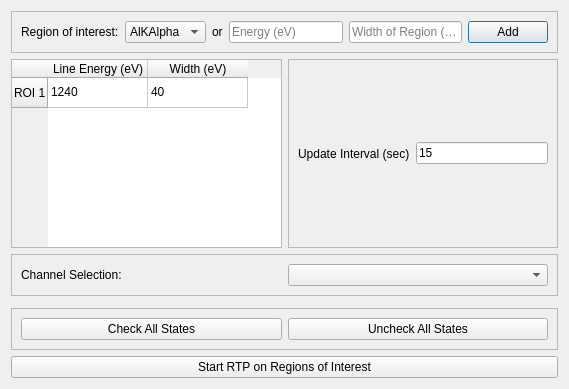
The window that massGui/ui/RoiRtpSetup.ui (gmondee/massGui) describes before a commit, drawn with Qt 5.
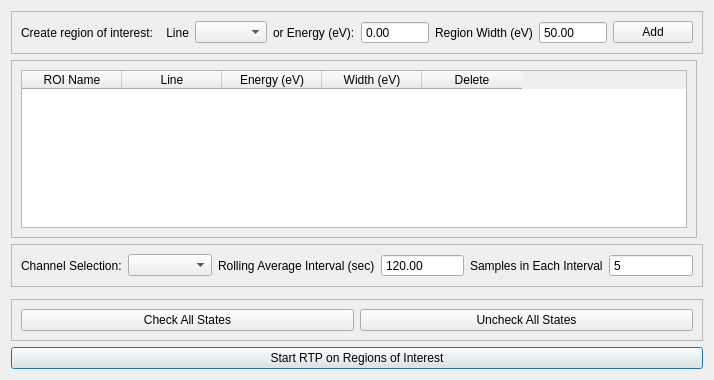
The same window after the commit. Custom widgets are drawn as their Qt base class.

Commit message:
Regions of interest functionality (Non-realtime)
regions of interest can be made. no automatic realtime yet. there are certainly still some bugs. for instance, the labels on the state lines don't move when you zoom.

```diff
--- a/massGui/ui/RoiRtpSetup.ui
+++ b/massGui/ui/RoiRtpSetup.ui
@@ -6,107 +6,82 @@
    <rect>
     <x>0</x>
     <y>0</y>
-    <width>569</width>
-    <height>389</height>
+    <width>609</width>
+    <height>380</height>
    </rect>
   </property>
   <property name="windowTitle">
    <string>Dialog</string>
   </property>
   <layout class="QGridLayout" name="gridLayout">
-   <item row="1" column="1">
-    <widget class="QFrame" name="frame_3">
+   <item row="2" column="0">
+    <widget class="QFrame" name="frame_5">
      <property name="frameShape">
       <enum>QFrame::StyledPanel</enum>
      </property>
      <property name="frameShadow">
       <enum>QFrame::Raised</enum>
      </property>
-     <layout class="QHBoxLayout" name="horizontalLayout_3">
+     <layout class="QVBoxLayout" name="verticalLayout">
       <item>
-       <widget class="QLabel" name="label_4">
-        <property name="text">
-         <string>Update Interval (sec)</string>
+       <widget class="QTableWidget" name="table">
+        <property name="minimumSize">
+         <size>
+          <width>200</width>
+          <height>100</height>
+         </size>
         </property>
-       </widget>
-      </item>
-      <item>
-       <widget class="QLineEdit" name="intervalBox">
-        <property name="inputMethodHints">
-         <set>Qt::ImhPreferNumbers</set>
+        <property name="maximumSize">
+         <size>
+          <width>16777215</width>
+          <height>999999</height>
+         </size>
         </property>
-        <property name="text">
-         <string>15</string>
-        </property>
+        <column>
+         <property name="text">
+          <string>ROI Name</string>
+         </property>
+        </column>
+        <column>
+         <property name="text">
+          <string>Line</string>
+         </property>
+        </column>
+        <column>
+         <property name="text">
+          <string>Energy (eV)</string>
+         </property>
+        </column>
+        <column>
+         <property name="text">
+          <string>Width (eV)</string>
+         </property>
+        </column>
+        <column>
+         <property name="text">
+          <string>Delete</string>
+         </property>
+        </column>
        </widget>
       </item>
      </layout>
     </widget>
    </item>
-   <item row="3" column="0" colspan="2">
+   <item row="6" column="0" colspan="2">
+    <widget class="QPushButton" name="startRTPButton">
+     <property name="text">
+      <string>Start RTP on Regions of Interest</string>
+     </property>
+    </widget>
+   </item>
+   <item row="4" column="0" colspan="2">
     <widget class="StatesGrid" name="statesGrid" native="true">
      <property name="autoFillBackground">
       <bool>false</bool>
      </property>
     </widget>
    </item>
-   <item row="0" column="0" colspan="2">
-    <widget class="QFrame" name="frame">
-     <property name="frameShape">
-      <enum>QFrame::StyledPanel</enum>
-     </property>
-     <property name="frameShadow">
-      <enum>QFrame::Raised</enum>
-     </property>
-     <layout class="QHBoxLayout" name="horizontalLayout_2">
-      <item>
-       <widget class="QLabel" name="label">
-        <property name="text">
-         <string>Region of interest:</string>
-        </property>
-       </widget>
-      </item>
-      <item>
-       <widget class="QComboBox" name="linesBox">
-        <item>
-         <property name="text">
-          <string>AlKAlpha</string>
-         </property>
-        </item>
-       </widget>
-      </item>
-      <item>
-       <widget class="QLabel" name="label_2">
-        <property name="text">
-         <string>or</string>
-        </property>
-       </widget>
-      </item>
-      <item>
-       <widget class="QLineEdit" name="energyBox">
-        <property name="placeholderText">
-         <string>Energy (eV)</string>
-        </property>
-       </widget>
-      </item>
-      <item>
-       <widget class="QLineEdit" name="widthBox">
-        <property name="placeholderText">
-         <string>Width of Region (eV)</string>
-        </property>
-       </widget>
-      </item>
-      <item>
-       <widget class="QPushButton" name="addButton">
-        <property name="text">
-         <string>Add</string>
-        </property>
-       </widget>
-      </item>
-     </layout>
-    </widget>
-   </item>
-   <item row="2" column="0" colspan="2">
+   <item row="3" column="0" colspan="2">
     <widget class="QFrame" name="frame_2">
      <property name="enabled">
       <bool>true</bool>
@@ -138,55 +113,119 @@
         </property>
        </widget>
       </item>
+      <item>
+       <widget class="QLabel" name="label_4">
+        <property name="text">
+         <string>Rolling Average Interval (sec)</string>
+        </property>
+       </widget>
+      </item>
+      <item>
+       <widget class="QDoubleSpinBox" name="intervalBox">
+        <property name="buttonSymbols">
+         <enum>QAbstractSpinBox::NoButtons</enum>
+        </property>
+        <property name="decimals">
+         <number>2</number>
+        </property>
+        <property name="maximum">
+         <double>9999999.990000000223517</double>
+        </property>
+        <property name="value">
+         <double>120.000000000000000</double>
+        </property>
+       </widget>
+      </item>
+      <item>
+       <widget class="QLabel" name="label_7">
+        <property name="text">
+         <string>Samples in Each Interval</string>
+        </property>
+       </widget>
+      </item>
+      <item>
+       <widget class="QSpinBox" name="chunksBox">
+        <property name="buttonSymbols">
+         <enum>QAbstractSpinBox::NoButtons</enum>
+        </property>
+        <property name="maximum">
+         <number>100000</number>
+        </property>
+        <property name="value">
+         <number>5</number>
+        </property>
+       </widget>
+      </item>
+     </layout>
+    </widget>
+   </item>
+   <item row="0" column="0" colspan="2">
+    <widget class="QFrame" name="frame">
+     <property name="frameShape">
+      <enum>QFrame::StyledPanel</enum>
+     </property>
+     <property name="frameShadow">
+      <enum>QFrame::Raised</enum>
+     </property>
+     <layout class="QHBoxLayout" name="horizontalLayout_2">
+      <item>
+       <widget class="QLabel" name="label">
+        <property name="text">
+         <string>Create region of interest:    Line</string>
+        </property>
+       </widget>
+      </item>
+      <item>
+       <widget class="QComboBox" name="linesBox"/>
+      </item>
+      <item>
+       <widget class="QLabel" name="label_5">
+        <property name="text">
+         <string>or Energy (eV):</string>
+        </property>
+       </widget>
+      </item>
+      <item>
+       <widget class="QDoubleSpinBox" name="energyBox">
+        <property name="buttonSymbols">
+         <enum>QAbstractSpinBox::NoButtons</enum>
+        </property>
+        <property name="maximum">
+         <double>999999999999999.000000000000000</double>
+        </property>
+       </widget>
+      </item>
+      <item>
+       <widget class="QLabel" name="label_2">
+        <property name="text">
+         <string>Region Width (eV)</string>
+        </property>
+       </widget>
+      </item>
+      <item>
+       <widget class="QDoubleSpinBox" name="widthBox">
+        <property name="buttonSymbols">
+         <enum>QAbstractSpinBox::NoButtons</enum>
+        </property>
+        <property name="maximum">
+         <double>999999999999999.000000000000000</double>
+        </property>
+        <property name="value">
+         <double>50.000000000000000</double>
+        </property>
+       </widget>
+      </item>
+      <item>
+       <widget class="QPushButton" name="addButton">
+        <property name="text">
+         <string>Add</string>
+        </property>
+       </widget>
+      </item>
      </layout>
     </widget>
    </item>
    <item row="5" column="0" colspan="2">
-    <widget class="QPushButton" name="pushButton_2">
-     <property name="text">
-      <string>Start RTP on Regions of Interest</string>
-     </property>
-    </widget>
-   </item>
-   <item row="1" column="0">
-    <widget class="QTableWidget" name="RoiTable">
-     <property name="enabled">
-      <bool>true</bool>
-     </property>
-     <property name="inputMethodHints">
-      <set>Qt::ImhPreferNumbers</set>
-     </property>
-     <property name="alternatingRowColors">
-      <bool>false</bool>
-     </property>
-     <row>
-      <property name="text">
-       <string>ROI 1</string>
-      </property>
-     </row>
-     <column>
-      <property name="text">
-       <string>Line Energy (eV)</string>
-      </property>
-     </column>
-     <column>
-      <property name="text">
-       <string>Width (eV)</string>
-      </property>
-     </column>
-     <item row="0" column="0">
-      <property name="text">
-       <string>1240</string>
-      </property>
-     </item>
-     <item row="0" column="1">
-      <property name="text">
-       <string>40</string>
-      </property>
-     </item>
-    </widget>
-   </item>
-   <item row="4" column="0" colspan="2">
     <widget class="QFrame" name="frame_4">
      <property name="frameShape">
       <enum>QFrame::StyledPanel</enum>
```
The commit also changes 4 other files.
